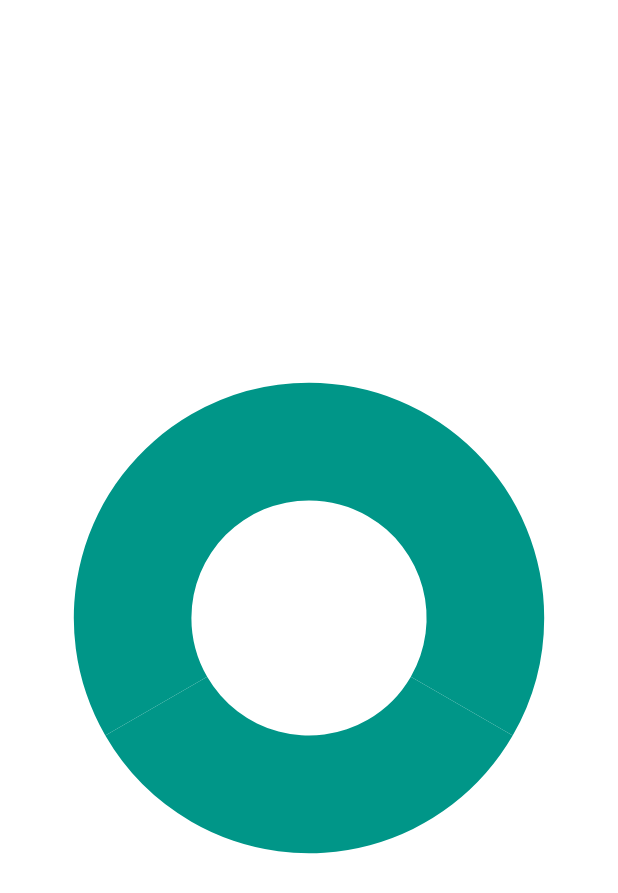
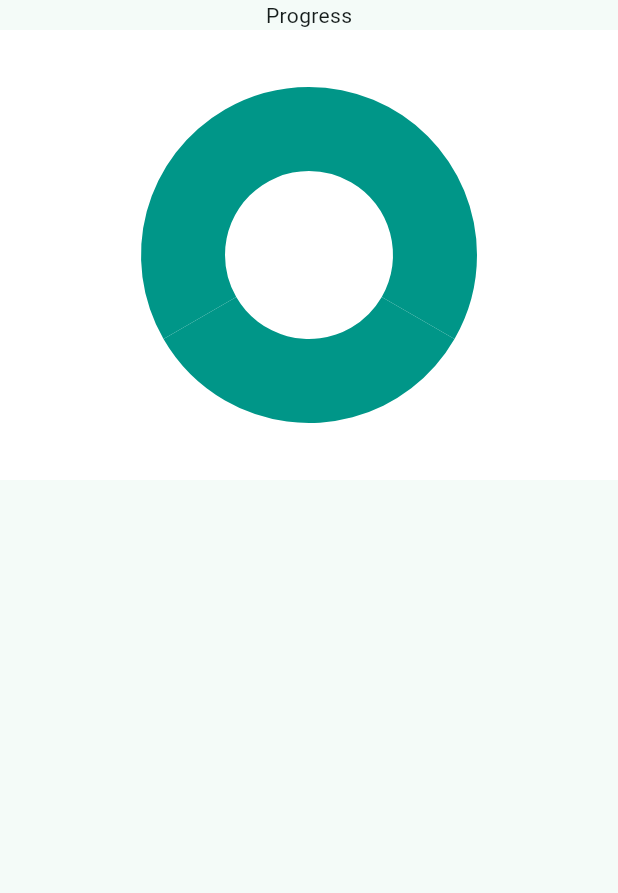
Before and after one commit to OpiniIsaac/task-manager, a Flutter app: the MyHomePage screen opened directly, on a phone screen of 412 x 824 dp. Shown: the top 893 px of the screen. Run offline on Flutter 3.47's test engine with Material 2 defaults, Android fonts, the phone set to English and light mode, and no system bars; our stand-ins replace syncfusion_flutter_charts.

Commit message:
started with home page

```diff
--- a/lib/main.dart
+++ b/lib/main.dart
@@ -1,4 +1,5 @@
 import 'package:flutter/material.dart';
+import 'package:task_managaer/scrrens/Notification.dart';
 import 'package:task_managaer/scrrens/Welcome.dart';
 import 'package:task_managaer/scrrens/dashboard.dart';
 import 'package:task_managaer/scrrens/first.dart';
@@ -33,7 +34,8 @@
             '/third':(context) => ThirdWelcome(),
              '/login':(context) => Login(),
              '/signup':(context) => Register(),
-             '/home':(context) => Dashboard()
+             '/home':(context) => Dashboard(),
+             '/notification':(context) => NoticationPage()
               },
       // home: Login(),
     );
--- a/lib/scrrens/Home.dart
+++ b/lib/scrrens/Home.dart
@@ -5,8 +5,10 @@
   @override
   Widget build(BuildContext context) {
     return Scaffold(
-      body: Center(
-        child: SfCircularChart(
+      body: Column(
+        children: [
+          Text('Progress'),
+          SfCircularChart(
             backgroundColor: Colors.white,
             // dataLabelSettings: DataLabelSettings(isVisible: false), // Set isVisible to false
             series: <CircularSeries>[
@@ -26,6 +28,7 @@
               ),
             ],
           ),
+        ],
       ),
     );
   }
--- a/lib/widgets/appbar.dart
+++ b/lib/widgets/appbar.dart
@@ -1,4 +1,5 @@
 import 'package:flutter/material.dart';
+
 class CustomAppBar extends StatelessWidget implements PreferredSizeWidget {
   @override
   Size get preferredSize => Size.fromHeight(60.0);
@@ -45,10 +46,10 @@
           icon: Icon(Icons.notifications),
           onPressed: () {
             // Handle notification icon press
-            print('Notification Icon Pressed');
+            Navigator.pushNamed(context, '/notification');
+            // print('Notification Icon Pressed');
           },
         ),
-
       ],
     );
   }
```
Also changed, not shown: lib/scrrens/Notification.dart (added, +29 -0 lines), lib/widgets/notificationappbart.dart (added, +36 -0 lines). Lines whose indentation alone changed are shown as unchanged.
